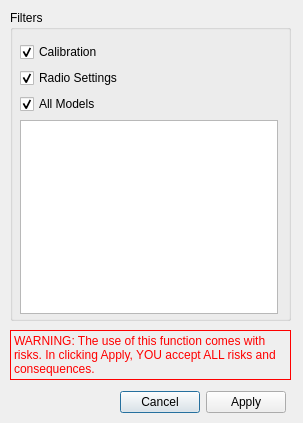
flysky-rc/edgetx, file companion/src/filteredwritedialog.ui: the form before one commit.
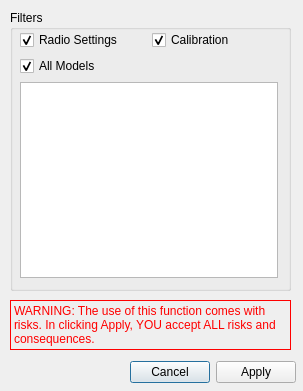
The form after the commit.

Diff of the .ui file:
```diff
--- a/companion/src/filteredwritedialog.ui
+++ b/companion/src/filteredwritedialog.ui
@@ -7,7 +7,7 @@
     <x>0</x>
     <y>0</y>
     <width>303</width>
-    <height>423</height>
+    <height>391</height>
    </rect>
   </property>
   <property name="sizePolicy">
@@ -25,7 +25,7 @@
      <x>10</x>
      <y>10</y>
      <width>281</width>
-     <height>311</height>
+     <height>281</height>
     </rect>
    </property>
    <property name="title">
@@ -44,26 +44,18 @@
      <string/>
     </property>
    </widget>
-   <widget class="QWidget" name="layoutWidget">
+   <widget class="QWidget" name="">
     <property name="geometry">
      <rect>
       <x>10</x>
-      <y>32</y>
+      <y>20</y>
       <width>258</width>
-      <height>272</height>
+      <height>248</height>
      </rect>
     </property>
     <layout class="QVBoxLayout" name="verticalLayout">
      <item>
-      <widget class="QCheckBox" name="chkCalibration">
-       <property name="text">
-        <string>Calibration</string>
-       </property>
-       <property name="checked">
-        <bool>true</bool>
-       </property>
-      </widget>
-     </item>
+      <layout class="QHBoxLayout" name="horizontalLayout">
      <item>
       <widget class="QCheckBox" name="chkRadio">
        <property name="text">
@@ -75,6 +67,18 @@
       </widget>
      </item>
      <item>
+        <widget class="QCheckBox" name="chkCalibration">
+         <property name="text">
+          <string>Calibration</string>
+         </property>
+         <property name="checked">
+          <bool>true</bool>
+         </property>
+        </widget>
+       </item>
+      </layout>
+     </item>
+     <item>
       <widget class="QCheckBox" name="chkAllModels">
        <property name="text">
         <string>All Models</string>
@@ -97,8 +101,8 @@
   <widget class="QDialogButtonBox" name="buttonBox">
    <property name="geometry">
     <rect>
-     <x>120</x>
-     <y>390</y>
+     <x>130</x>
+     <y>360</y>
      <width>166</width>
      <height>24</height>
     </rect>
@@ -114,7 +118,7 @@
    <property name="geometry">
     <rect>
      <x>10</x>
-     <y>330</y>
+     <y>300</y>
      <width>281</width>
      <height>50</height>
     </rect>
```
Lines whose indentation alone changed are shown as unchanged.
